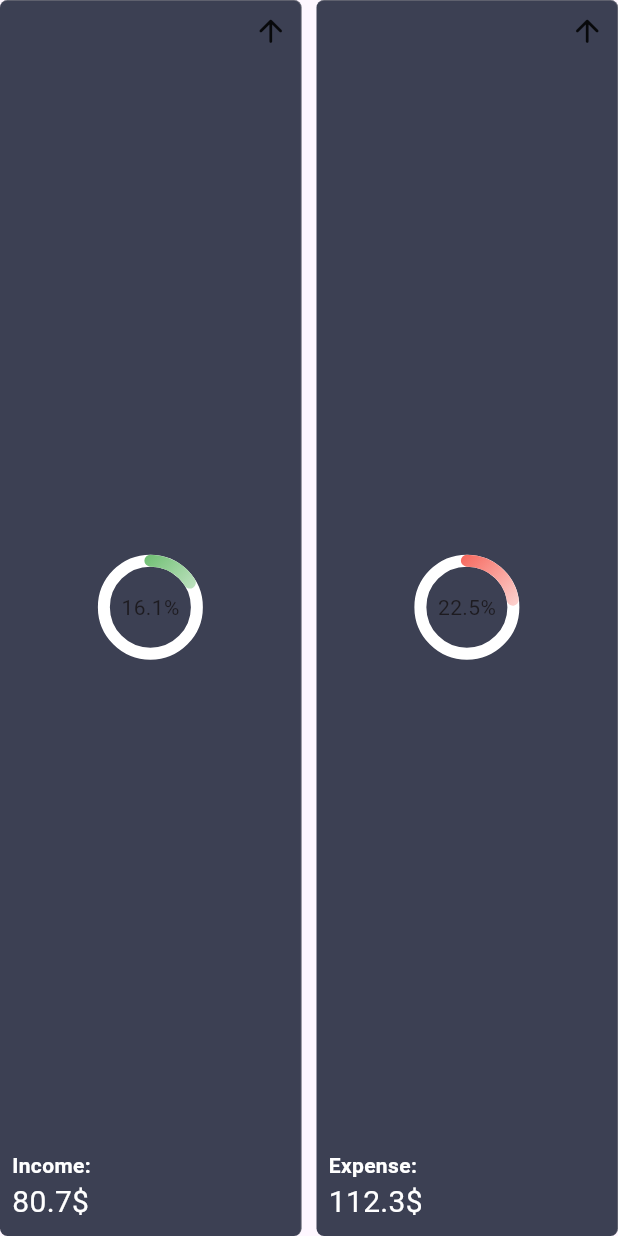
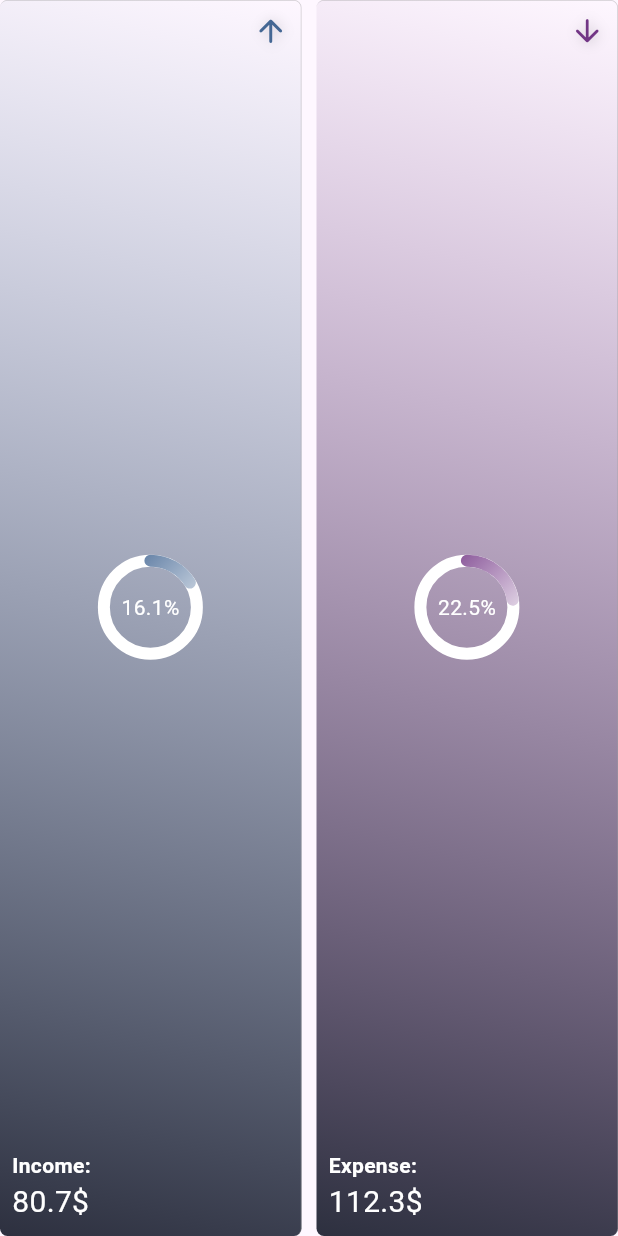
Before and after one commit to Blueeyss14/f-banking, a Flutter app: what buildIncomeExpense() shows on an empty page, opened directly, on a phone screen of 412 x 824 dp. Run offline on Flutter 3.47's test engine with Material 3 defaults, Android fonts, the light colour scheme and no system bars; drawn by our look-alikes of auto_size_text, percent_indicator; our stand-ins replace fl_chart; missing offline and left inert: flutter_flip_card.

Commit message:
update update update and add line chart

```diff
--- a/lib/src/features/home/models/status_model.dart
+++ b/lib/src/features/home/models/status_model.dart
@@ -1,19 +1,38 @@
+import 'package:f_banking/src/shared/style.dart';
 import 'package:flutter/material.dart';
 
 class StatusModel {
   String type;
   double amount;
   Color color;
+  IconData icon;
 
-  StatusModel(this.type, this.amount, this.color);
+  StatusModel(this.type, this.amount, this.color, this.icon);
 
   static List<StatusModel> statusData() {
     List<Map<String, dynamic>> datas = [
-      {"type": "Income", "amount": 80.7, "color": Colors.green},
-      {"type": "Expense", "amount": 112.3, "color": Colors.red},
+      {
+        "type": "Income",
+        "amount": 80.7,
+        "color": blue,
+        "icon": Icons.arrow_upward_rounded,
+      },
+      {
+        "type": "Expense",
+        "amount": 112.3,
+        "color": purple,
+        "icon": Icons.arrow_downward_rounded,
+      },
     ];
     return datas
-        .map((data) => StatusModel(data["type"], data["amount"], data["color"]))
+        .map(
+          (data) => StatusModel(
+            data["type"],
+            data["amount"],
+            data["color"],
+            data["icon"],
+          ),
+        )
         .toList();
   }
 }
--- a/lib/src/features/home/views/widgets/ewallet_history.dart
+++ b/lib/src/features/home/views/widgets/ewallet_history.dart
@@ -1,5 +1,6 @@
 import 'package:auto_size_text/auto_size_text.dart';
 import 'package:f_banking/src/shared/components/item.dart';
+import 'package:f_banking/src/shared/style.dart';
 import 'package:flutter/material.dart';
 
 Widget buildPaymentActivity() {
@@ -18,13 +19,13 @@
               AutoSizeText(
                 "Ayam Mas Romo",
                 style: TextStyle(
-                  color: Colors.white,
+                  color: white,
                   fontWeight: FontWeight.bold,
                   fontSize: 20,
                 ),
                 maxLines: 1,
               ),
-              AutoSizeText("ShopeePay", style: TextStyle(color: Colors.white)),
+              AutoSizeText("ShopeePay", style: TextStyle(color: white)),
             ],
           ),
         ),
--- a/lib/src/features/home/views/widgets/income_expense.dart
+++ b/lib/src/features/home/views/widgets/income_expense.dart
@@ -1,6 +1,7 @@
 import 'package:auto_size_text/auto_size_text.dart';
 import 'package:f_banking/src/features/home/models/status_model.dart';
 import 'package:f_banking/src/shared/components/item.dart';
+import 'package:f_banking/src/shared/style.dart';
 import 'package:flutter/material.dart';
 import 'package:percent_indicator/percent_indicator.dart';
 
@@ -19,12 +20,12 @@
     items.add(
       Flexible(
         child: Item(
-          // gradientColor: LinearGradient(
-          //   colors: [darkBlue2, const Color(0xFF458B46).withAlpha(100)],
-          //   begin: Alignment.bottomLeft,
-          //   end: Alignment.topRight,
-          // ),
-          // color: darkBlue2,
+          gradientColor: LinearGradient(
+            colors: [darkBlue2, statusData[i].color.withAlpha(0)],
+            begin: Alignment.bottomLeft,
+            end: Alignment.topRight,
+          ),
+          color: darkBlue2,
           child: Column(
             mainAxisAlignment: MainAxisAlignment.spaceBetween,
             children: [
@@ -33,7 +34,17 @@
                 children: [
                   Padding(
                     padding: const EdgeInsets.all(8.0),
-                    child: Icon(Icons.arrow_upward_rounded),
+                    child: Icon(
+                      statusData[i].icon,
+                      color: statusData[i].color,
+                      shadows: [
+                        Shadow(
+                          color: Colors.black.withAlpha(50),
+                          offset: Offset(1, 1),
+                          blurRadius: 10,
+                        ),
+                      ],
+                    ),
                   ),
                 ],
               ),
@@ -48,13 +59,17 @@
                   animation: true,
                   animationDuration: 1000,
                   circularStrokeCap: CircularStrokeCap.round,
-                  backgroundColor: Colors.white,
+                  backgroundColor: white,
                   linearGradient: LinearGradient(
-                    colors: [statusData[i].color, Colors.white],
+                    colors: [statusData[i].color, white],
                     begin: Alignment.topLeft,
                     end: Alignment.bottomRight,
                   ),
-                  center: AutoSizeText(percentText, maxLines: 1),
+                  center: AutoSizeText(
+                    percentText,
+                    maxLines: 1,
+                    style: TextStyle(color: white),
+                  ),
                 ),
               ),
               const SizedBox(height: 10),
@@ -67,14 +82,14 @@
                     AutoSizeText(
                       "${statusData[i].type}:",
                       style: TextStyle(
-                        color: Colors.white,
+                        color: white,
                         fontWeight: FontWeight.bold,
                       ),
                       maxLines: 1,
                     ),
                     AutoSizeText(
                       "${statusData[i].amount}\$",
-                      style: TextStyle(color: Colors.white, fontSize: 20),
+                      style: TextStyle(color: white, fontSize: 20),
                       maxLines: 1,
                     ),
                   ],
--- a/lib/src/shared/style.dart
+++ b/lib/src/shared/style.dart
@@ -3,3 +3,7 @@
 const darkBlue = Color(0xFF242733);
 const darkBlue2 = Color(0xFF2D303F);
 const darkBlue3 = Color(0xFF3C4053);
+
+const blue = Color(0xFF446794);
+const purple = Color(0xFF723585);
+const white = Colors.white;
--- a/pubspec.yaml
+++ b/pubspec.yaml
@@ -38,6 +38,7 @@
   auto_size_text: ^3.0.0
   provider: ^6.1.4
   percent_indicator: ^4.2.5
+  fl_chart: ^0.70.2
 
 dev_dependencies:
   flutter_test:
```
Also changed, not shown: lib/src/features/home/views/pages/home_page.dart (+25 -10 lines), lib/src/shared/components/line_chart.dart (added, +271 -0 lines), pubspec.lock.
